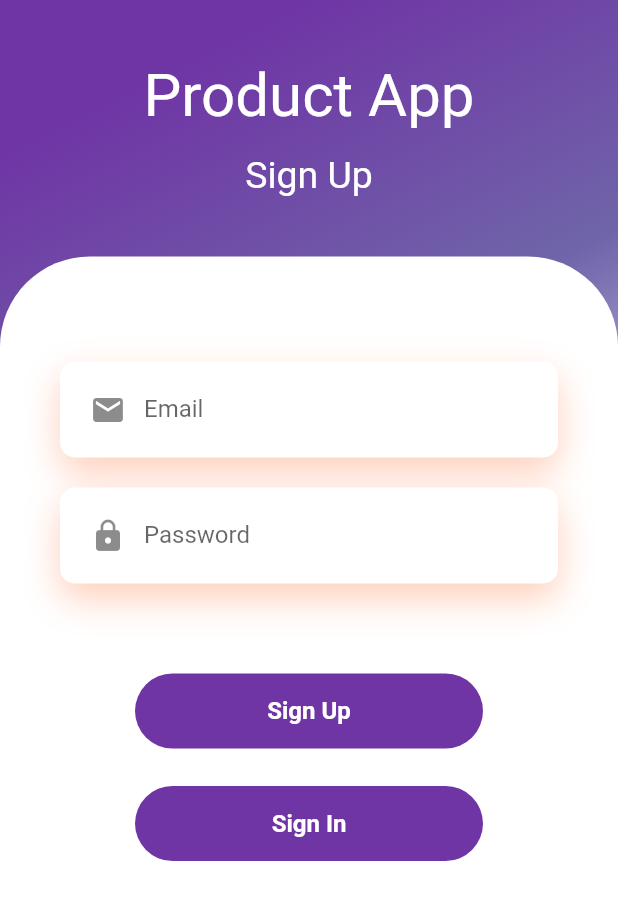
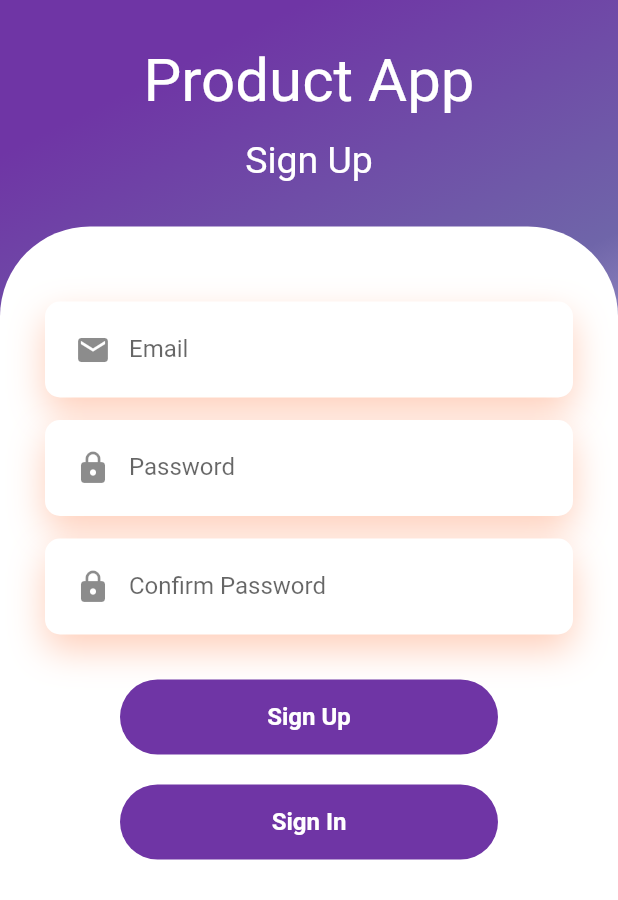
Before and after one commit to shreeshailhebbi/product_app, a Flutter app: the screen it shows after launch, after a tap on "Sign Up", on a phone screen of 412 x 824 dp. Shown: the top 900 px of the screen. Run offline on Flutter 3.47's test engine with Material 2 defaults, Android fonts, the phone set to English and light mode, and no system bars; our stand-ins replace animated_splash_screen, cloud_firestore, firebase_auth, firebase_core, firebase_storage, fluttertoast and 2 more; accounts and stored records are empty.

Commit message:
added confirm password feauture

```diff
--- a/lib/screens/home/HomeScreen.dart
+++ b/lib/screens/home/HomeScreen.dart
@@ -1,8 +1,6 @@
 import 'package:cloud_firestore/cloud_firestore.dart';
-import 'package:flutter/cupertino.dart';
 import 'package:flutter/material.dart';
 import 'package:fluttertoast/fluttertoast.dart';
-import 'package:product_app/model/Product.dart';
 import 'package:product_app/screens/login/LoginScreen.dart';
 import 'package:product_app/screens/product/AddProductScreen.dart';
 import 'package:product_app/utilities/Shimmer.dart';
--- a/lib/screens/login/LoginScreen.dart
+++ b/lib/screens/login/LoginScreen.dart
@@ -15,6 +15,7 @@ class _LoginScreenState extends State<LoginScreen> {
   final GlobalKey<ScaffoldState> _scaffoldKey = new GlobalKey<ScaffoldState>();
   final TextEditingController _emailController = TextEditingController();
   final TextEditingController _passwordController = TextEditingController();
+
   bool _emailError = false;
   bool _passwordError = false;
   bool _isLoading = false;
@@ -38,13 +39,11 @@ class _LoginScreenState extends State<LoginScreen> {
       });
       try {
         UserCredential user = await FirebaseAuth.instance
-            .signInWithEmailAndPassword(
-                email: email,
-                password: password);
+            .signInWithEmailAndPassword(email: email, password: password);
 
         print(user.user.emailVerified.toString());
 
-        if (user.user!=null) {
+        if (user.user != null) {
           getToastBar("Successfully Logged In!");
           Navigator.pushReplacement(
               context, MaterialPageRoute(builder: (context) => HomeScreen()));
@@ -126,7 +125,7 @@ class _LoginScreenState extends State<LoginScreen> {
                                 topLeft: Radius.circular(60),
                                 topRight: Radius.circular(60))),
                         child: Padding(
-                          padding: EdgeInsets.all(40),
+                          padding: EdgeInsets.all(30),
                           child: Column(
                             crossAxisAlignment: CrossAxisAlignment.end,
                             children: <Widget>[
@@ -158,7 +157,8 @@ class _LoginScreenState extends State<LoginScreen> {
                                           });
                                         },
                                         controller: _emailController,
-                                        keyboardType: TextInputType.emailAddress,
+                                        keyboardType:
+                                            TextInputType.emailAddress,
                                         decoration: buildInputDecoration(
                                           Icons.email,
                                           "Email",
@@ -182,7 +182,7 @@ class _LoginScreenState extends State<LoginScreen> {
                                             ),
                                           )
                                         : Container(),
-                                    SizedBox(height: 20),
+                                    SizedBox(height: 15),
                                     Container(
                                       padding: EdgeInsets.all(8),
                                       decoration: BoxDecoration(
@@ -237,7 +237,7 @@ class _LoginScreenState extends State<LoginScreen> {
                                 ),
                               ),
                               SizedBox(
-                                height: 50,
+                                height: 40,
                               ),
                               GestureDetector(
                                 onTap: () {
@@ -262,11 +262,15 @@ class _LoginScreenState extends State<LoginScreen> {
                                 ),
                               ),
                               SizedBox(
-                                height: 25,
+                                height: 20,
                               ),
                               GestureDetector(
                                 onTap: () {
-                                  Navigator.push(context, MaterialPageRoute(builder: (context)=>SignUpScreen()));
+                                  Navigator.push(
+                                      context,
+                                      MaterialPageRoute(
+                                          builder: (context) =>
+                                              SignUpScreen()));
                                 },
                                 child: Container(
                                   height: 50,
--- a/lib/screens/product/AddProductScreen.dart
+++ b/lib/screens/product/AddProductScreen.dart
@@ -5,7 +5,6 @@ import 'package:firebase_storage/firebase_storage.dart';
 import 'package:flutter/material.dart';
 import 'package:flutter/services.dart';
 import 'package:fluttertoast/fluttertoast.dart';
-
 import 'package:image_picker/image_picker.dart';
 import 'package:product_app/utilities/constants.dart';
 
--- a/lib/screens/signup/SignUpScreen.dart
+++ b/lib/screens/signup/SignUpScreen.dart
@@ -14,9 +14,13 @@ class _SignUpScreenState extends State<SignUpScreen> {
   final GlobalKey<ScaffoldState> _scaffoldKey = new GlobalKey<ScaffoldState>();
   final TextEditingController _emailController = TextEditingController();
   final TextEditingController _passwordController = TextEditingController();
+  final TextEditingController _confirmPasswordController =
+      TextEditingController();
   bool _emailError = false;
   bool _passwordError = false;
   bool _isLoading = false;
+  bool _confirmPasswordError = false;
+  String confirmErrorText = "Confirm Password can\'t be empty";
 
   signUp() async {
     FocusScope.of(context).unfocus();
@@ -31,7 +35,13 @@ class _SignUpScreenState extends State<SignUpScreen> {
       setState(() {
         _passwordError = true;
       });
+    }
+    if (_confirmPasswordController.text.isEmpty) {
+      setState(() {
+        _confirmPasswordError = true;
+      });
     } else {
+      if (_confirmPasswordController.text == _passwordController.text) {
         setState(() {
           _isLoading = true;
         });
@@ -43,8 +53,8 @@ class _SignUpScreenState extends State<SignUpScreen> {
           getToastBar("Email and Password Registered Successfully..!");
 
           if (user.user != null) {
-          Navigator.pushReplacement(
-              context, MaterialPageRoute(builder: (context) => LoginScreen()));
+            Navigator.pushReplacement(context,
+                MaterialPageRoute(builder: (context) => LoginScreen()));
           }
         } catch (e) {
           setState(() {
@@ -53,6 +63,11 @@ class _SignUpScreenState extends State<SignUpScreen> {
           getToastBar("Enter valid Email and Password");
           print(e.message);
         }
+      }
+      setState(() {
+        _confirmPasswordError = true;
+        confirmErrorText = "Password and Confirm Password Does'nt Match!";
+      });
     }
   }
 
@@ -90,7 +105,7 @@ class _SignUpScreenState extends State<SignUpScreen> {
                 child: Column(
                   children: <Widget>[
                     SizedBox(
-                      height: 40,
+                      height: 30,
                     ),
                     Padding(
                       padding: MediaQuery.of(context).padding,
@@ -113,7 +128,7 @@ class _SignUpScreenState extends State<SignUpScreen> {
                       ),
                     ),
                     SizedBox(
-                      height: 40,
+                      height: 30,
                     ),
                     Expanded(
                       child: Container(
@@ -123,12 +138,13 @@ class _SignUpScreenState extends State<SignUpScreen> {
                                 topLeft: Radius.circular(60),
                                 topRight: Radius.circular(60))),
                         child: Padding(
-                          padding: EdgeInsets.all(40),
+                          padding:
+                              EdgeInsets.only(top: 30, right: 30, left: 30),
                           child: Column(
                             crossAxisAlignment: CrossAxisAlignment.end,
                             children: <Widget>[
                               Padding(
-                                padding: const EdgeInsets.only(top: 30.0),
+                                padding: const EdgeInsets.only(top: 20.0),
                                 child: Column(
                                   crossAxisAlignment: CrossAxisAlignment.start,
                                   children: <Widget>[
@@ -180,7 +196,7 @@ class _SignUpScreenState extends State<SignUpScreen> {
                                             ),
                                           )
                                         : Container(),
-                                    SizedBox(height: 20),
+                                    SizedBox(height: 15),
                                     Container(
                                       padding: EdgeInsets.all(8),
                                       decoration: BoxDecoration(
@@ -220,14 +236,51 @@ class _SignUpScreenState extends State<SignUpScreen> {
                                             ),
                                           )
                                         : Container(),
+                                    SizedBox(height: 15),
+                                    Container(
+                                      padding: EdgeInsets.all(8),
+                                      decoration: BoxDecoration(
+                                          color: Colors.white,
+                                          borderRadius:
+                                              BorderRadius.circular(10),
+                                          boxShadow: [
+                                            BoxShadow(
+                                                color: Color.fromRGBO(
+                                                    255, 95, 27, 0.3),
+                                                blurRadius: 20,
+                                                offset: Offset(0, 10))
+                                          ]),
+                                      child: TextFormField(
+                                        style: TextStyle(fontSize: 18),
+                                        onChanged: (text) {
+                                          setState(() {
+                                            text.isEmpty
+                                                ? _confirmPasswordError = true
+                                                : _confirmPasswordError = false;
+                                          });
+                                        },
+                                        controller: _confirmPasswordController,
+                                        keyboardType: TextInputType.text,
+                                        decoration: buildInputDecoration(
+                                            Icons.lock, "Confirm Password"),
+                                      ),
+                                    ),
+                                    _confirmPasswordError
+                                        ? Padding(
+                                            padding: const EdgeInsets.all(5.0),
+                                            child: Text(
+                                              confirmErrorText,
+                                              style: TextStyle(
+                                                  fontWeight: FontWeight.bold,
+                                                  color: Colors.red),
+                                            ),
+                                          )
+                                        : Container(),
                                   ],
                                 ),
                               ),
                               SizedBox(
-                                height: 10,
-                              ),
-                              SizedBox(
-                                height: 50,
+                                height: 30,
                               ),
                               GestureDetector(
                                 onTap: () {
@@ -252,7 +305,7 @@ class _SignUpScreenState extends State<SignUpScreen> {
                                 ),
                               ),
                               SizedBox(
-                                height: 25,
+                                height: 20,
                               ),
                               GestureDetector(
                                 onTap: () {
```
Lines whose indentation alone changed are shown as unchanged.
